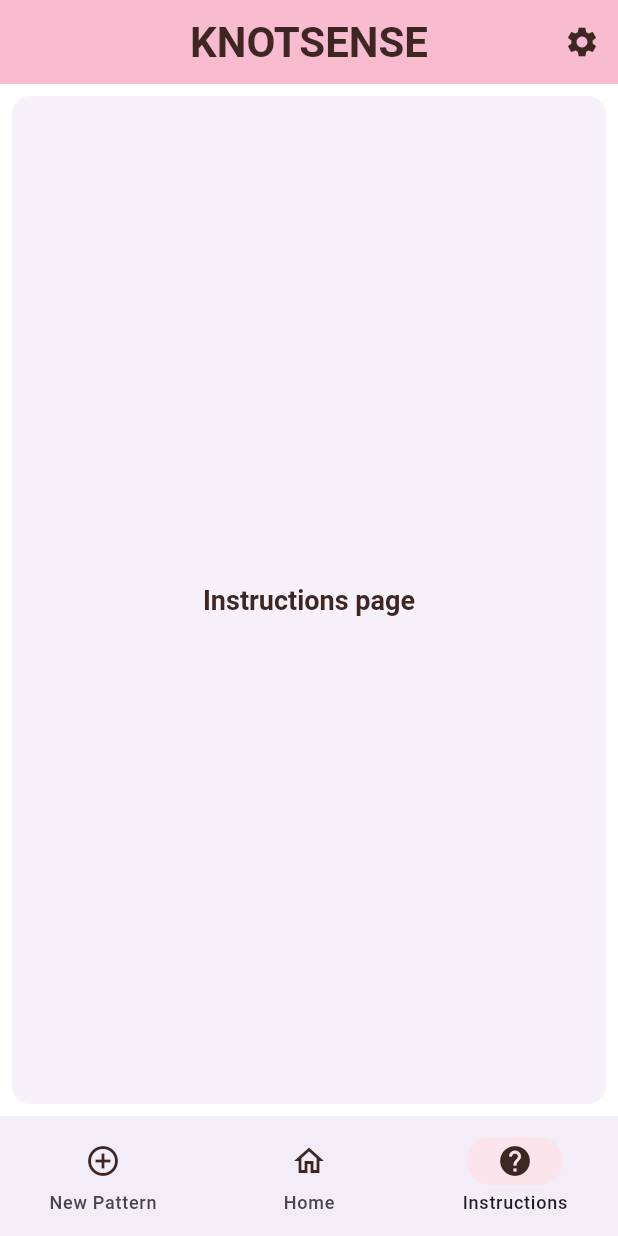
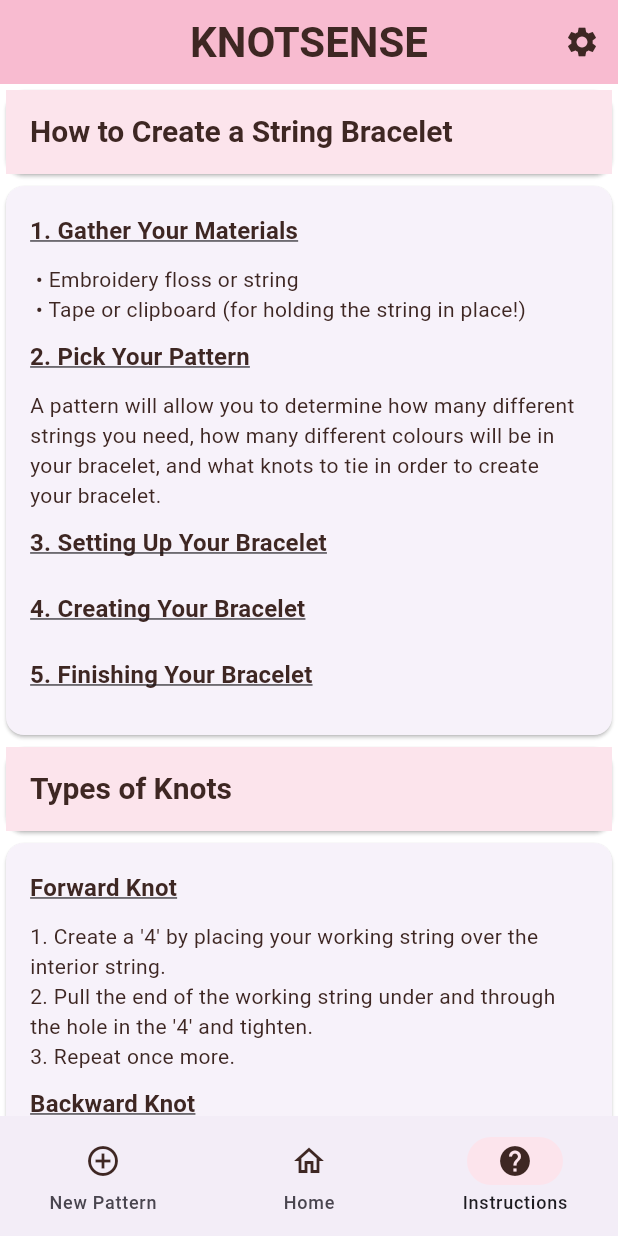
Before and after one commit to rmohl/Knot, a Flutter app: the screen it shows after launch, item 3 of the bottom bar chosen, on a phone screen of 412 x 824 dp. Run offline on Flutter 3.47's test engine with Material 3 defaults, Android fonts, the light colour scheme and no system bars.

Commit message:
added to instructions page

```diff
--- a/lib/InstructionsPage.dart
+++ b/lib/InstructionsPage.dart
@@ -2,22 +2,102 @@ import 'package:flutter/material.dart';
 
 class InstructionsPage extends StatelessWidget {
   final ThemeData theme;
+  final SizedBox space = const SizedBox(height: 10);
 
   InstructionsPage({super.key, required this.theme});
 
+  Column subtitleText(text){
+    return Column(
+        crossAxisAlignment: CrossAxisAlignment.start,
+        children: <Widget>[
+          space,
+          Text(text, style: theme.textTheme.titleMedium),
+          space,
+        ]
+    );
+  }
+
   @override
   Widget build(BuildContext context) {
-    return Card(
-      shadowColor: Colors.transparent,
-      margin: const EdgeInsets.all(8.0),
-      child: SizedBox.expand(
-        child: Center(
-          child: Text(
-            'Instructions page',
-            style: theme.textTheme.titleLarge,
-          ),
-        ),
-      ),
+    return SingleChildScrollView(
+        child: Column(
+            children: <Widget>[
+              Card(
+                child: ListTile(
+                  tileColor: theme.primaryColorLight,
+                  title: Text(
+                      'How to Create a String Bracelet',
+                      style: theme.textTheme.headlineSmall
+                  ),
+                ),
+              ),
+              Card(
+                child: ListTile(
+                    title: Column(
+                      crossAxisAlignment: CrossAxisAlignment.start,
+                      children: <Widget>[
+                        subtitleText("1. Gather Your Materials"),
+                        Text(" • Embroidery floss or string", style: theme.textTheme.bodyMedium),
+                        Text(" • Tape or clipboard (for holding the string in place!)", style: theme.textTheme.bodyMedium),
+                        subtitleText("2. Pick Your Pattern"),
+                        Text("A pattern will allow you to determine how many different strings you need, how many different colours will be in your bracelet, and what knots to tie in order to create your bracelet.", style: theme.textTheme.bodyMedium),
+                        subtitleText("3. Setting Up Your Bracelet"),
+                        subtitleText("4. Creating Your Bracelet"),
+                        subtitleText("5. Finishing Your Bracelet"),
+                        space
+                      ],
+                    )
+                ),
+              ),
+              Card(
+                child: ListTile(
+                  tileColor: theme.primaryColorLight,
+                  title: Text(
+                      'Types of Knots',
+                      style: theme.textTheme.headlineSmall
+                  ),
+                ),
+              ),
+              Card(
+                child: ListTile(
+                    title: Column(
+                      crossAxisAlignment: CrossAxisAlignment.start,
+                      children: <Widget>[
+                        subtitleText("Forward Knot"),
+                        Text("1. Create a '4' by placing your working string over the interior string.", style: theme.textTheme.bodyMedium),
+                        Text("2. Pull the end of the working string under and through the hole in the '4' and tighten.", style: theme.textTheme.bodyMedium),
+                        Text("3. Repeat once more.", style: theme.textTheme.bodyMedium),
+                        subtitleText("Backward Knot"),
+                        Text("Create a backwards '4' with your left and right strings. Pull the end of the right string under and through the hole in the '4' and tighten. Repeat once more.", style: theme.textTheme.bodyMedium),
+                        subtitleText("Forward-Backward Knot"),
+                        Text("Create a '4' with your left and right strings. Pull the end of the left string under and through the hole in the '4' and tighten. ", style: theme.textTheme.bodyMedium),
+                        subtitleText("Backward-Forward Knot"),
+                        Text("Create a '4' with your left and right strings. Pull the end of the left string under and through the hole in the '4'.", style: theme.textTheme.bodyMedium),
+                      ],
+                    )
+                ),
+              ),
+              Card(
+                child: ListTile(
+                  title: Text(
+                      'How to Read Patterns',
+                      style: theme.textTheme.headlineSmall
+                  ),
+                ),
+              ),
+              Card(
+                child: ListTile(
+                    title: Column(
+                      crossAxisAlignment: CrossAxisAlignment.start,
+                      children: <Widget>[
+                        Text("1. hello"),
+                        Text("hi"),
+                      ],
+                    )
+                ),
+              ),
+            ]
+        )
     );
   }
 }
--- a/lib/main.dart
+++ b/lib/main.dart
@@ -26,12 +26,15 @@ class MyApp extends StatelessWidget {
           headlineMedium: TextStyle(fontSize: 24, fontWeight: FontWeight.bold, color: textBrown), // Custom headline text style with orange color
           headlineSmall: TextStyle(fontSize: 20, fontWeight: FontWeight.bold, color: textBrown), // Custom headline text style with purple color
           titleLarge: TextStyle(fontSize: 18, fontWeight: FontWeight.bold, color: textBrown), // Custom headline text style with teal color
+          titleMedium: TextStyle(fontSize: 16, color: textBrown, fontWeight: FontWeight.bold, decoration: TextDecoration.underline),
           bodyLarge: TextStyle(fontSize: 16, color: textBrown), // Custom body text style with black color
           bodyMedium: TextStyle(fontSize: 14, color: textBrown), // Custom body text style with grey color
           labelSmall: TextStyle(fontSize: 12, color: textBrown), // Custom body text style with grey color
         ),
+
         scaffoldBackgroundColor: Color(0xECFFFFFF), // Change this color to the desired color
       ),
+
       title: 'KnotSense App',
       home: const HomePage(),
     );
```
Also changed, not shown: assets/forward1.jpeg (added), assets/forward2.jpeg (added), assets/forward3.jpeg (added).
